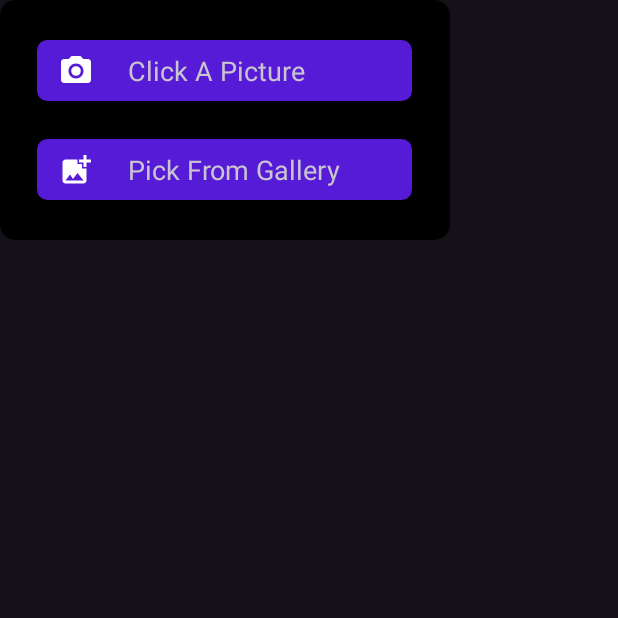
After one commit to rutujama/SilentWhisper, an Android app: the dpDialog screen opened directly, with no data from a screen before it, on a phone screen of 412 x 824 dp, the top half of it. The commit adds this screen. Run offline under Robolectric (Android 15) with nearby library versions, the phone set to English and light mode, and no system bars; Roboto replaces fonts that are not available here.

Commit message:
dp changes

```diff
--- /dev/null
+++ b/app/src/main/java/com/example/silentwhisper/dpDialog.kt
@@ -0,0 +1,11 @@
+package com.example.silentwhisper
+
+import androidx.appcompat.app.AppCompatActivity
+import android.os.Bundle
+
+class dpDialog : AppCompatActivity() {
+    override fun onCreate(savedInstanceState: Bundle?) {
+        super.onCreate(savedInstanceState)
+        setContentView(R.layout.activity_dp_dialog)
+    }
+}
--- /dev/null
+++ b/app/src/main/res/drawable/camera.xml
@@ -0,0 +1,6 @@
+<vector android:height="24dp" android:tint="#FFFFFF"
+    android:viewportHeight="24" android:viewportWidth="24"
+    android:width="24dp" xmlns:android="http://schemas.android.com/apk/res/android">
+    <path android:fillColor="@android:color/white" android:pathData="M12,12m-3.2,0a3.2,3.2 0,1 1,6.4 0a3.2,3.2 0,1 1,-6.4 0"/>
+    <path android:fillColor="@android:color/white" android:pathData="M9,2L7.17,4L4,4c-1.1,0 -2,0.9 -2,2v12c0,1.1 0.9,2 2,2h16c1.1,0 2,-0.9 2,-2L22,6c0,-1.1 -0.9,-2 -2,-2h-3.17L15,2L9,2zM12,17c-2.76,0 -5,-2.24 -5,-5s2.24,-5 5,-5 5,2.24 5,5 -2.24,5 -5,5z"/>
+</vector>
--- /dev/null
+++ b/app/src/main/res/drawable/dp_circle.xml
@@ -0,0 +1,5 @@
+<?xml version="1.0" encoding="utf-8"?>
+<shape xmlns:android="http://schemas.android.com/apk/res/android">
+    <solid android:color="@color/black" />
+    <corners android:radius="65dp" />
+</shape>
--- /dev/null
+++ b/app/src/main/res/drawable/gallery.xml
@@ -0,0 +1,5 @@
+<vector android:height="24dp" android:tint="#FFFFFF"
+    android:viewportHeight="24" android:viewportWidth="24"
+    android:width="24dp" xmlns:android="http://schemas.android.com/apk/res/android">
+    <path android:fillColor="@android:color/white" android:pathData="M19,7v2.99s-1.99,0.01 -2,0L17,7h-3s0.01,-1.99 0,-2h3L17,2h2v3h3v2h-3zM16,11L16,8h-3L13,5L5,5c-1.1,0 -2,0.9 -2,2v12c0,1.1 0.9,2 2,2h12c1.1,0 2,-0.9 2,-2v-8h-3zM5,19l3,-4 2,3 3,-4 4,5L5,19z"/>
+</vector>
--- /dev/null
+++ b/app/src/main/res/layout/activity_dp_dialog.xml
@@ -0,0 +1,96 @@
+<?xml version="1.0" encoding="utf-8"?>
+<LinearLayout xmlns:android="http://schemas.android.com/apk/res/android"
+    xmlns:app="http://schemas.android.com/apk/res-auto"
+    xmlns:tools="http://schemas.android.com/tools"
+    android:layout_width="wrap_content"
+    android:layout_height="wrap_content"
+    tools:context=".dpDialog"
+    android:background="#00000000"
+    android:gravity="center"
+    android:orientation="vertical">
+
+    <androidx.cardview.widget.CardView
+        android:layout_width="300dp"
+        android:layout_height="160dp"
+        app:cardCornerRadius="10dp"
+        android:backgroundTint="@color/black">
+
+        <LinearLayout
+            android:layout_width="wrap_content"
+            android:layout_height="wrap_content"
+            android:orientation="vertical"
+            android:layout_gravity="center"
+            android:gravity="center">
+        <LinearLayout
+            android:id="@+id/camerabox"
+            android:layout_width="250dp"
+            android:layout_height="wrap_content"
+            android:backgroundTint="@color/inkblue"
+            android:background="@drawable/roundeddialog"
+            android:orientation="horizontal"
+            android:padding="5dp"
+            android:clickable="true"
+            android:focusable="true">
+
+            <androidx.appcompat.widget.AppCompatImageButton
+                android:layout_width="30dp"
+                android:layout_height="30dp"
+                android:layout_gravity="center_vertical|start"
+                android:background="@drawable/circleicon"
+                android:layout_marginLeft="5dp"
+                android:backgroundTint="#00000000"
+                android:src="@drawable/camera">
+
+            </androidx.appcompat.widget.AppCompatImageButton>
+            <TextView
+                android:layout_width="wrap_content"
+                android:layout_height="wrap_content"
+                android:layout_marginLeft="20dp"
+                android:text="Click A Picture"
+                android:textSize="18dp"
+                android:layout_gravity="center_vertical"
+                android:gravity="center">
+
+            </TextView>
+
+        </LinearLayout>
+            <LinearLayout
+                android:id="@+id/gallerybtn"
+                android:layout_width="250dp"
+                android:layout_height="wrap_content"
+                android:backgroundTint="@color/inkblue"
+                android:background="@drawable/roundeddialog"
+                android:orientation="horizontal"
+                android:padding="5dp"
+                android:layout_marginTop="25dp"
+                android:clickable="true"
+                android:focusable="true">
+
+                <androidx.appcompat.widget.AppCompatImageButton
+                    android:layout_width="30dp"
+                    android:layout_height="30dp"
+                    android:layout_gravity="center_vertical|start"
+                    android:background="@drawable/circleicon"
+                    android:layout_marginLeft="5dp"
+                    android:backgroundTint="#00000000"
+                    android:src="@drawable/gallery">
+
+                </androidx.appcompat.widget.AppCompatImageButton>
+
+                <TextView
+                    android:layout_width="wrap_content"
+                    android:layout_height="wrap_content"
+                    android:layout_gravity="center_vertical"
+                    android:layout_marginLeft="20dp"
+                    android:text="Pick From Gallery"
+                    android:textSize="18dp">
+
+                </TextView>
+
+            </LinearLayout>
+        </LinearLayout>
+
+
+    </androidx.cardview.widget.CardView>
+
+</LinearLayout>
--- a/app/src/main/res/layout/activity_log_in.xml
+++ b/app/src/main/res/layout/activity_log_in.xml
@@ -40,7 +40,7 @@
                 android:text="Email"
                 android:layout_marginBottom="3dp"
                 android:textColor="@color/white"
-                android:textSize="21dp">
+                android:textSize="18dp">
 
             </TextView>
 
@@ -65,7 +65,7 @@
                 android:layout_height="wrap_content"
                 android:text="Password"
                 android:textColor="@color/white"
-                android:textSize="21dp"
+                android:textSize="18dp"
                 android:layout_marginBottom="3dp"
                 >
 
--- a/app/src/main/res/layout/activity_my_profile.xml
+++ b/app/src/main/res/layout/activity_my_profile.xml
@@ -36,7 +36,7 @@
             android:src="@drawable/swlogo"
             android:scaleType="centerCrop"
             android:layout_marginEnd="10dp"
-            android:background="@drawable/circleicon"
+            android:background="@drawable/dp_circle"
             android:backgroundTint="@color/black"/>
 
         <!-- Username and Title Section -->
--- /dev/null
+++ b/app/src/main/res/xml/path.xml
@@ -0,0 +1,6 @@
+<?xml version="1.0" encoding="utf-8"?>
+<paths xmlns:android="http://schemas.android.com/apk/res/android">
+    <files-path
+        name="camera_photos"
+        path="."/>
+</paths>
```
Also changed, not shown: app/src/main/AndroidManifest.xml (+19 -5 lines), app/src/main/java/com/example/silentwhisper/updateInfo.kt (+84 -0 lines), app/src/main/res/layout/activity_register_page.xml (+5 -5 lines), app/src/main/res/layout/activity_update_info.xml (+10 -6 lines).
